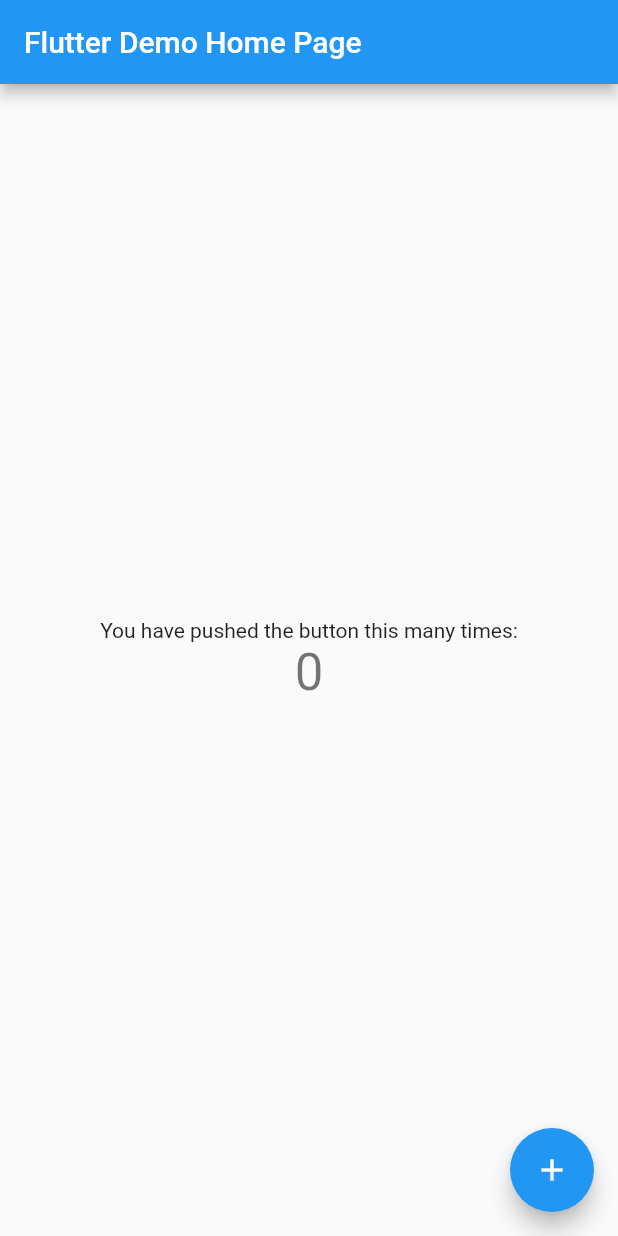
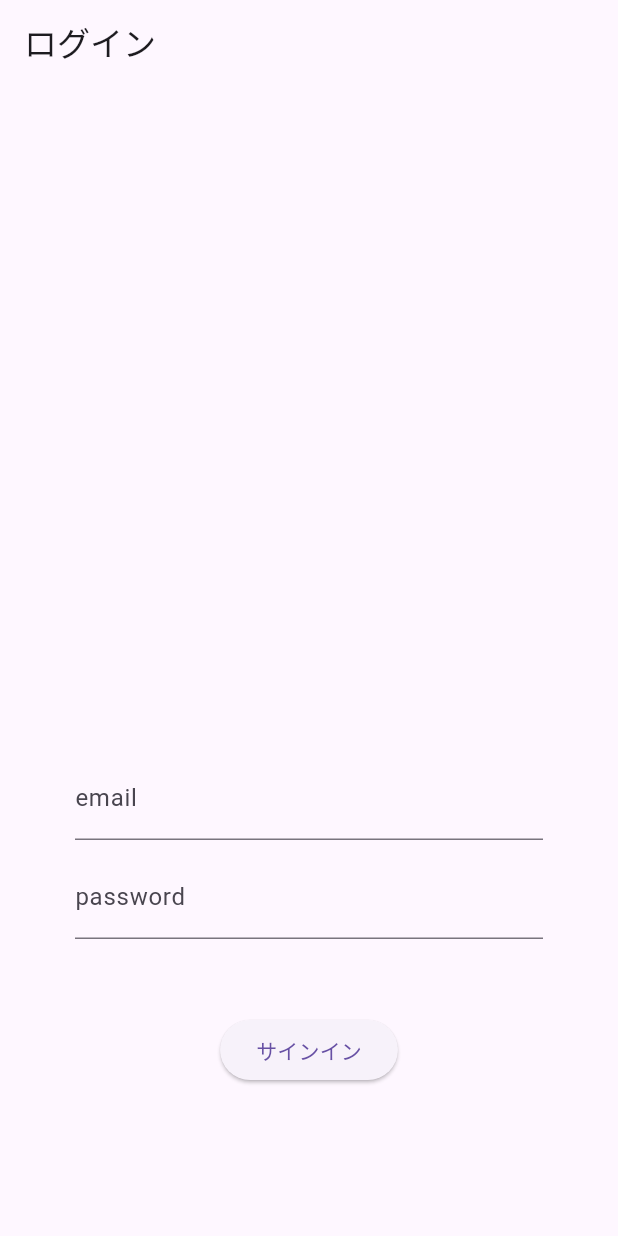
Before and after one commit to konabe/natsukashiimono-native-admin, a Flutter app: the screen it shows after launch, on a phone screen of 412 x 824 dp. Run offline on Flutter 3.47's test engine with Material 2 defaults, Android fonts, the phone set to English and light mode, and no system bars.

Commit message:
ログイン画面の実装

```diff
--- a/lib/main.dart
+++ b/lib/main.dart
@@ -1,4 +1,7 @@
+import 'dart:convert';
+
 import 'package:flutter/material.dart';
+import 'package:http/http.dart' as http;
 
 void main() {
   runApp(const MyApp());
@@ -7,40 +10,21 @@ void main() {
 class MyApp extends StatelessWidget {
   const MyApp({super.key});
 
-  // This widget is the root of your application.
   @override
   Widget build(BuildContext context) {
     return MaterialApp(
       title: 'Flutter Demo',
       theme: ThemeData(
-        // This is the theme of your application.
-        //
-        // Try running your application with "flutter run". You'll see the
-        // application has a blue toolbar. Then, without quitting the app, try
-        // changing the primarySwatch below to Colors.green and then invoke
-        // "hot reload" (press "r" in the console where you ran "flutter run",
-        // or simply save your changes to "hot reload" in a Flutter IDE).
-        // Notice that the counter didn't reset back to zero; the application
-        // is not restarted.
+        useMaterial3: true,
         primarySwatch: Colors.blue,
       ),
-      home: const MyHomePage(title: 'Flutter Demo Home Page'),
+      home: const MyHomePage(title: 'ログイン'),
     );
   }
 }
 
 class MyHomePage extends StatefulWidget {
   const MyHomePage({super.key, required this.title});
-
-  // This widget is the home page of your application. It is stateful, meaning
-  // that it has a State object (defined below) that contains fields that affect
-  // how it looks.
-
-  // This class is the configuration for the state. It holds the values (in this
-  // case the title) provided by the parent (in this case the App widget) and
-  // used by the build method of the State. Fields in a Widget subclass are
-  // always marked "final".
-
   final String title;
 
   @override
@@ -48,68 +32,63 @@ class MyHomePage extends StatefulWidget {
 }
 
 class _MyHomePageState extends State<MyHomePage> {
-  int _counter = 0;
+  String _email = "";
+  String _password = "";
+  String _token = "";
 
-  void _incrementCounter() {
+  void requestPostSigninAPI() async {
+    final response = await http.post(Uri.parse("http://10.0.2.2:3000/signin/"), body: {
+      "email": _email,
+      "password": _password,
+    });
     setState(() {
-      // This call to setState tells the Flutter framework that something has
-      // changed in this State, which causes it to rerun the build method below
-      // so that the display can reflect the updated values. If we changed
-      // _counter without calling setState(), then the build method would not be
-      // called again, and so nothing would appear to happen.
-      _counter++;
+      _token = jsonDecode(response.body)['token'] as String;
     });
   }
 
   @override
   Widget build(BuildContext context) {
-    // This method is rerun every time setState is called, for instance as done
-    // by the _incrementCounter method above.
-    //
-    // The Flutter framework has been optimized to make rerunning build methods
-    // fast, so that you can just rebuild anything that needs updating rather
-    // than having to individually change instances of widgets.
     return Scaffold(
       appBar: AppBar(
-        // Here we take the value from the MyHomePage object that was created by
-        // the App.build method, and use it to set our appbar title.
         title: Text(widget.title),
       ),
-      body: Center(
-        // Center is a layout widget. It takes a single child and positions it
-        // in the middle of the parent.
+      body: Container(
+        padding: EdgeInsets.symmetric(horizontal: 50),
         child: Column(
-          // Column is also a layout widget. It takes a list of children and
-          // arranges them vertically. By default, it sizes itself to fit its
-          // children horizontally, and tries to be as tall as its parent.
-          //
-          // Invoke "debug painting" (press "p" in the console, choose the
-          // "Toggle Debug Paint" action from the Flutter Inspector in Android
-          // Studio, or the "Toggle Debug Paint" command in Visual Studio Code)
-          // to see the wireframe for each widget.
-          //
-          // Column has various properties to control how it sizes itself and
-          // how it positions its children. Here we use mainAxisAlignment to
-          // center the children vertically; the main axis here is the vertical
-          // axis because Columns are vertical (the cross axis would be
-          // horizontal).
-          mainAxisAlignment: MainAxisAlignment.center,
-          children: <Widget>[
-            const Text(
-              'You have pushed the button this many times:',
+          children: [
+            Spacer(),
+            Text(_token, maxLines: 1,),
+            TextField(
+              decoration: const InputDecoration(
+                  labelText: "email"
+              ),
+              onChanged: (text) {
+                setState(() {
+                  _email = text;
+                });
+              },
             ),
-            Text(
-              '$_counter',
-              style: Theme.of(context).textTheme.headlineMedium,
+            const SizedBox(height: 10,),
+            TextField(
+              decoration: const InputDecoration(
+                  labelText: "password"
+              ),
+              onChanged: (text) {
+                setState(() {
+                  _password = text;
+                });
+              },
+              obscureText: true,
             ),
+            const SizedBox(height: 50,),
+            ElevatedButton(
+              onPressed: requestPostSigninAPI,
+              child: const Text("サインイン")
+            ),
+            const SizedBox(height: 100,)
           ],
         ),
       ),
-      floatingActionButton: FloatingActionButton(
-        onPressed: _incrementCounter,
-        tooltip: 'Increment',
-        child: const Icon(Icons.add),
-      ), // This trailing comma makes auto-formatting nicer for build methods.
     );
   }
 }
```
Also changed, not shown: pubspec.yaml (+2 -55 lines), pubspec.lock.
